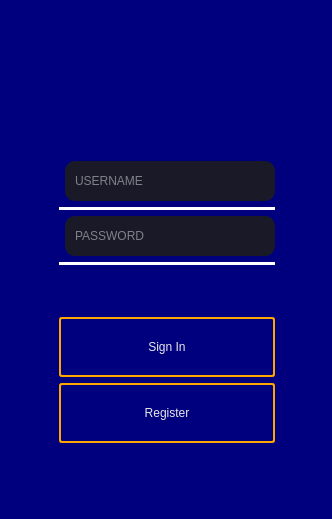
Old version of the form BaseballProject2/login.ui in the repository tholm1/CS1D-Project-2-Baseball.
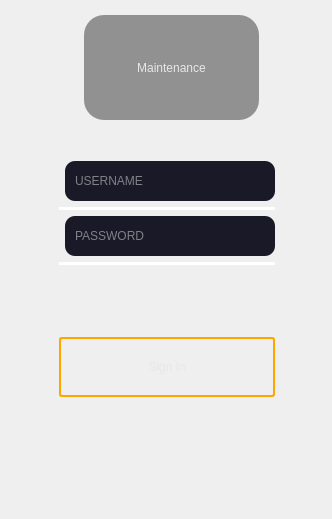
New version of the form. Icons and pictures are not drawn.

Commit message: Major UI update: mainwindow,login,allinfo Add icons as resources.

```diff
--- a/BaseballProject2/login.ui
+++ b/BaseballProject2/login.ui
@@ -13,6 +13,9 @@
   <property name="windowTitle">
    <string>Dialog</string>
   </property>
+  <property name="styleSheet">
+   <string notr="true"/>
+  </property>
   <widget class="QWidget" name="layoutWidget">
    <property name="geometry">
     <rect>
@@ -35,7 +38,9 @@
        </size>
       </property>
       <property name="styleSheet">
-       <string notr="true">.QWidget{background-color: rgb(0, 0, 127);}
+       <string notr="true">.QWidget{
+border-image:url(:/image/baseball_stadium.jpg);}
+
 </string>
       </property>
       <layout class="QVBoxLayout" name="verticalLayout_2">
@@ -65,10 +70,16 @@
             </size>
            </property>
            <property name="styleSheet">
-            <string notr="true">border-image: url(:/image/baselogo.png);</string>
+            <string notr="true">font: 700 20pt &quot;Segoe Script&quot;;
+color: rgb(231, 231, 231);
+border-radius:20px;
+background-color:rgba(0,0,0,100);</string>
            </property>
            <property name="text">
-            <string/>
+            <string>Maintenance</string>
+           </property>
+           <property name="alignment">
+            <set>Qt::AlignCenter</set>
            </property>
           </widget>
          </item>
@@ -167,7 +178,7 @@
              <property name="sizeHint" stdset="0">
               <size>
                <width>20</width>
-               <height>40</height>
+               <height>60</height>
               </size>
              </property>
             </spacer>
@@ -212,34 +223,6 @@
              </property>
             </widget>
            </item>
-           <item row="8" column="0" colspan="2">
-            <widget class="QPushButton" name="pushButton_2">
-             <property name="minimumSize">
-              <size>
-               <width>0</width>
-               <height>60</height>
-              </size>
-             </property>
-             <property name="styleSheet">
-              <string notr="true">color: rgb(231, 231, 231);
-                                                                font: 17pt &quot;Verdana&quot;;
-                                                                border: 2px solid orange;
-                                                                padding: 5px;
-                                                                border-radius: 3px;
-                                                                opacity: 200;
-                                                            </string>
-             </property>
-             <property name="text">
-              <string>Register</string>
-             </property>
-             <property name="default">
-              <bool>false</bool>
-             </property>
-             <property name="flat">
-              <bool>false</bool>
-             </property>
-            </widget>
-           </item>
           </layout>
          </item>
          <item>
```
The commit also changes 298 other files.
